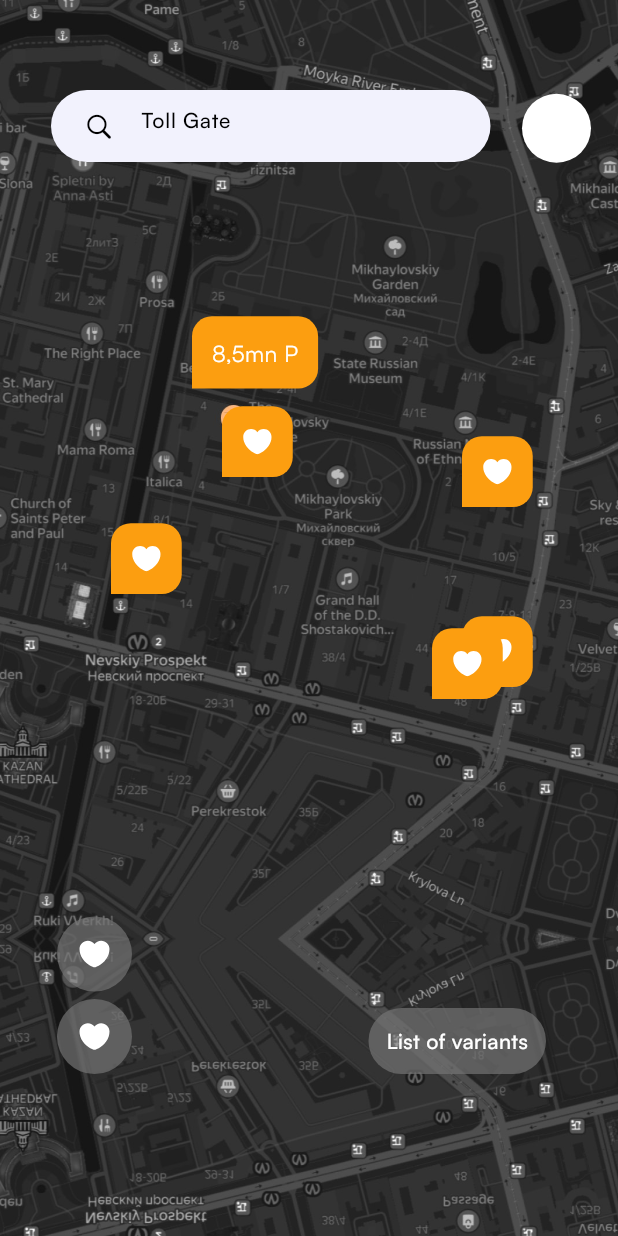
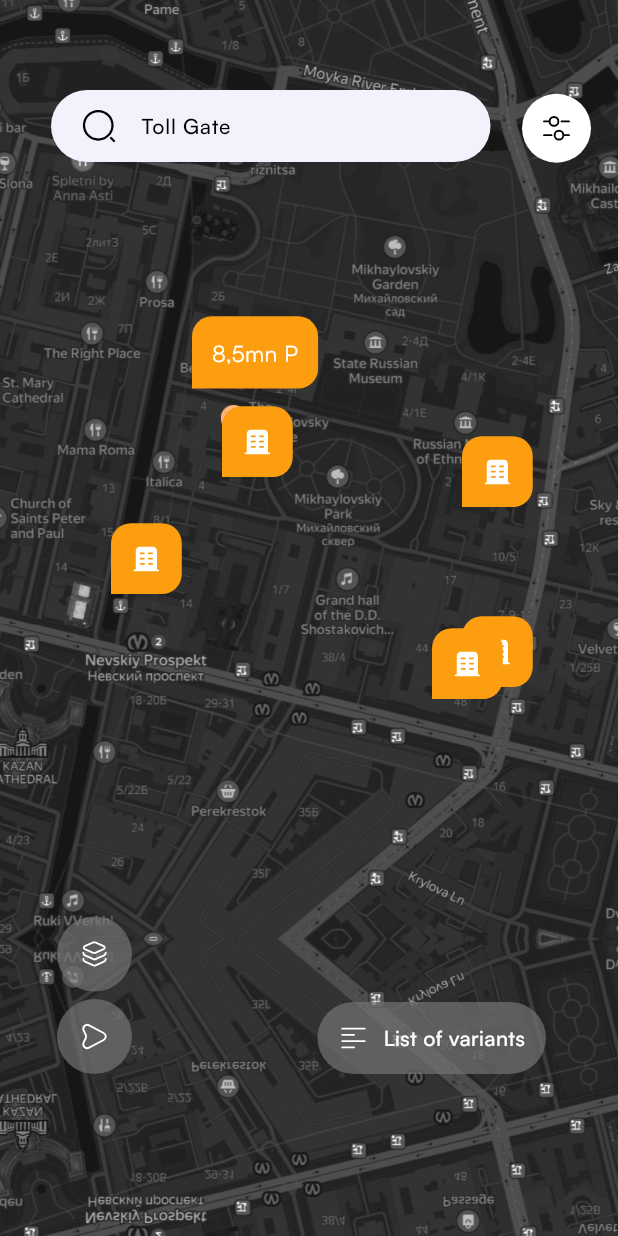
Before and after one commit to sajalAppdevs/real_estate, a Flutter app: the LocationMapScreen screen opened directly, on a phone screen of 412 x 824 dp. Run offline on Flutter 3.47's test engine with Material 3 defaults, Android fonts, the phone set to English and light mode, and no system bars; our stand-ins replace another_flushbar, bloc, cached_network_image, dio, dropdown_textfield, flutter_bloc and 13 more; missing offline and left inert: encrypt; accounts and stored records are empty.

Commit message:
minor updates

```diff
--- a/lib/core/utils/assets.dart
+++ b/lib/core/utils/assets.dart
@@ -6,6 +6,14 @@ class SvgAssets {
   static const heart = "assets/svg/heart.svg";
 
   static const location = "assets/svg/location_real.svg";
+
+  static const searchIcon = "assets/svg/search_icon.svg";
+
+  static const filterIcon = "assets/svg/setting_4.svg";
+  static const layer = "assets/svg/layer.svg";
+  static const direct = "assets/svg/direct_right.svg";
+  static const building = "assets/svg/buliding.svg";
+  static const textAlign = "assets/svg/textalign_left.svg";
 }
 
 class ImageAssets {
--- a/lib/core/utils/common.dart
+++ b/lib/core/utils/common.dart
@@ -72,6 +72,7 @@ class CircularContainer extends StatelessWidget {
         child: SvgPicture.asset(
           asset,
           width: assetSize ?? 20,
+          color: assetColor,
           height: assetSize ?? 20,
         ),
       ),
--- a/lib/core/widgets/search_field.dart
+++ b/lib/core/widgets/search_field.dart
@@ -1,7 +1,9 @@
 // ignore_for_file: prefer_const_constructors
 
+import 'package:real_estate/core/core.dart';
 import 'package:real_estate/core/utils/constants.dart';
 import 'package:flutter/cupertino.dart';
+import 'package:flutter_svg/svg.dart';
 import 'package:flutter/material.dart';
 
 class SearchField extends StatelessWidget {
@@ -55,13 +57,12 @@ class SearchField extends StatelessWidget {
               prefixIcon: SizedBox(
                 width: 36,
                 child: Center(
-                  child: Icon(
-                    CupertinoIcons.search,
-                    size: 20,
-                    color: Colors.black,
-                  ),
-                ),
+                    child: SvgPicture.asset(
+                  SvgAssets.searchIcon,
+                  color: kBlack,
+                )),
               ),
+              contentPadding: const EdgeInsets.symmetric(vertical: 12.0),
               hintStyle: TextStyle(
                 color: kIndicatorColor,
                 fontSize: 15,
--- a/lib/feature/home/ui/views/location_screen.dart
+++ b/lib/feature/home/ui/views/location_screen.dart
@@ -107,8 +107,9 @@ class _LocationMapScreenState extends State<LocationMapScreen>
                       Transform.scale(
                         scale: _imageSizeAnimation.value,
                         child: CircularContainer(
-                          asset: SvgAssets.heart,
+                          asset: SvgAssets.filterIcon,
                           color: kWhite,
+                          assetColor: kBlack,
                           size: 46,
                           margin: EdgeInsets.only(bottom: 5),
                         ),
@@ -182,8 +183,9 @@ class _LocationMapScreenState extends State<LocationMapScreen>
                               bottomLeft: Radius.circular(0),
                             ),
                           ),
-                          child:
-                              Center(child: SvgPicture.asset(SvgAssets.heart)),
+                          child: Center(
+                              child: SvgPicture.asset(SvgAssets.building,
+                                  width: 20, height: 20)),
                         ),
                       );
                     },
@@ -219,8 +221,9 @@ class _LocationMapScreenState extends State<LocationMapScreen>
                               bottomLeft: Radius.circular(0),
                             ),
                           ),
-                          child:
-                              Center(child: SvgPicture.asset(SvgAssets.heart)),
+                          child: Center(
+                              child: SvgPicture.asset(SvgAssets.building,
+                                  width: 20, height: 20)),
                         ),
                       );
                     },
@@ -256,8 +259,9 @@ class _LocationMapScreenState extends State<LocationMapScreen>
                               bottomLeft: Radius.circular(0),
                             ),
                           ),
-                          child:
-                              Center(child: SvgPicture.asset(SvgAssets.heart)),
+                          child: Center(
+                              child: SvgPicture.asset(SvgAssets.building,
+                                  width: 20, height: 20)),
                         ),
                       );
                     },
@@ -293,8 +297,9 @@ class _LocationMapScreenState extends State<LocationMapScreen>
                               bottomLeft: Radius.circular(0),
                             ),
                           ),
-                          child:
-                              Center(child: SvgPicture.asset(SvgAssets.heart)),
+                          child: Center(
+                              child: SvgPicture.asset(SvgAssets.building,
+                                  width: 20, height: 20)),
                         ),
                       );
                     },
@@ -330,8 +335,9 @@ class _LocationMapScreenState extends State<LocationMapScreen>
                               bottomLeft: Radius.circular(0),
                             ),
                           ),
-                          child:
-                              Center(child: SvgPicture.asset(SvgAssets.heart)),
+                          child: Center(
+                              child: SvgPicture.asset(SvgAssets.building,
+                                  width: 20, height: 20)),
                         ),
                       );
                     },
@@ -366,7 +372,8 @@ class _LocationMapScreenState extends State<LocationMapScreen>
                                   shape: BoxShape.circle,
                                 ),
                                 child: Center(
-                                  child: SvgPicture.asset(SvgAssets.heart),
+                                  child: SvgPicture.asset(SvgAssets.layer,
+                                      width: 20, height: 20),
                                 ),
                               ),
                             ),
@@ -383,7 +390,8 @@ class _LocationMapScreenState extends State<LocationMapScreen>
                                 shape: BoxShape.circle,
                               ),
                               child: Center(
-                                  child: SvgPicture.asset(SvgAssets.heart)),
+                                  child: SvgPicture.asset(SvgAssets.direct,
+                                      width: 20, height: 20)),
                             ),
                           ),
                         ],
@@ -447,14 +455,19 @@ class _LocationMapScreenState extends State<LocationMapScreen>
                     scale: _imageSizeAnimation.value,
                     child: Container(
                       // height: 60,
-                      padding: EdgeInsets.all(12),
+                      padding: EdgeInsets.all(14),
                       decoration: BoxDecoration(
                         color: kLocationTabColor.withOpacity(0.7),
                         borderRadius: BorderRadius.circular(36),
                       ),
-                      child: Center(
-                        child: AppText("List of variants",
-                            color: kWhite, size: 14, weight: FontWeight.w500),
+                      child: Row(
+                        children: [
+                          SvgPicture.asset(SvgAssets.textAlign,
+                              width: 20, height: 20),
+                          SizedBox(width: 10),
+                          AppText("List of variants",
+                              color: kWhite, size: 14, weight: FontWeight.w500),
+                        ],
                       ),
                     ),
                   ),
```
Also changed, not shown: assets/svg/buliding.svg (added), assets/svg/direct_right.svg (added), assets/svg/layer.svg (added), assets/svg/search_icon.svg (added), assets/svg/setting_4.svg (added), assets/svg/textalign_left.svg (added).
